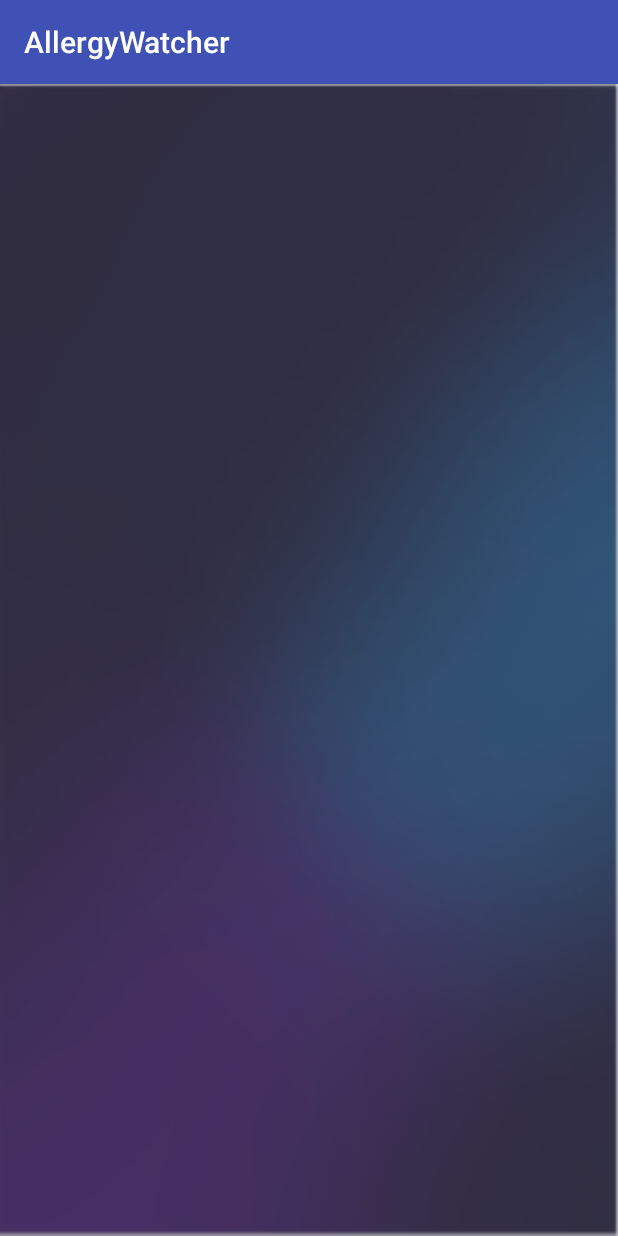
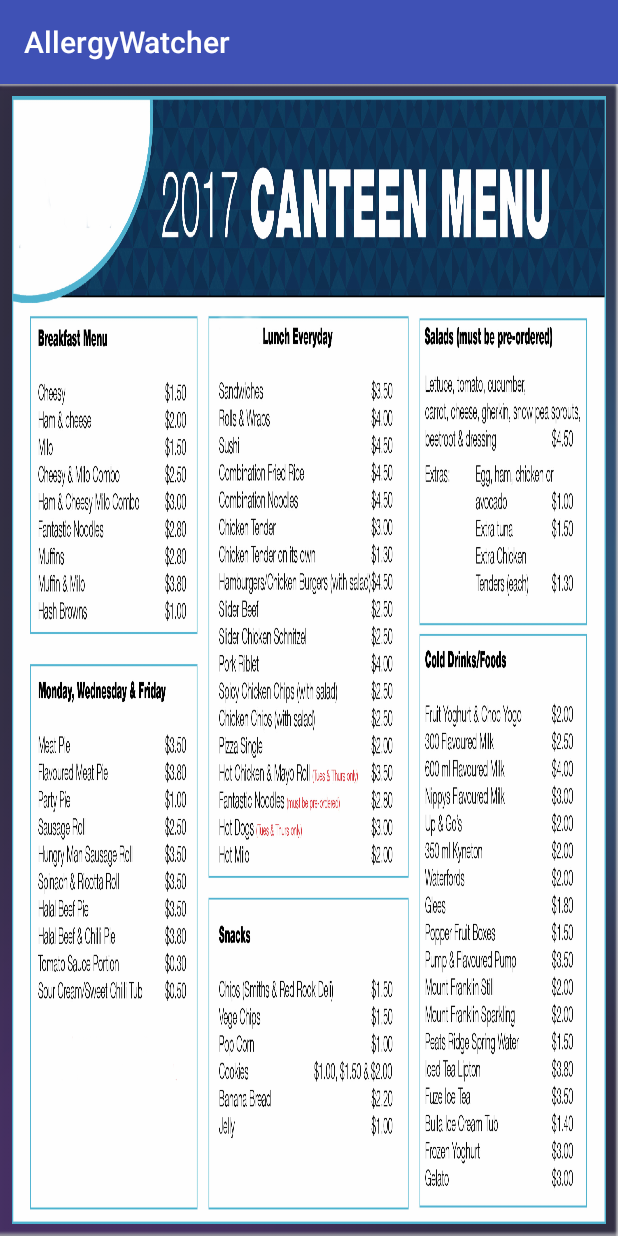
Before and after one commit to owenDevEirePersonal/AllergyWatcher, an Android app: the OrderFoodActivity screen opened directly, with no data from a screen before it, on a phone screen of 412 x 824 dp. Run offline under Robolectric (Android 15) with nearby library versions, the phone set to English and light mode, and no system bars.

Commit message:
<Added Visual Aids to Voice Ordering> Added visual aids to the Voice OrderFoodActivity, so that the app normally displays the canteen menu and will then display a picture of the food the user is ordering when they are ordering food.
 +Added foodImageView to OrderFoodActivity

 #Fixed a bug where the dialogue would reset to ordering food if it asked the user to repeat themselves when confirming an order.

```diff
--- a/app/src/main/java/com/deveire/dev/allergywatcher/OrderFoodActivity.java
+++ b/app/src/main/java/com/deveire/dev/allergywatcher/OrderFoodActivity.java
@@ -63,8 +63,13 @@ public class OrderFoodActivity extends AppCompatActivity implements DownloadCall
 
     private SharedPreferences savedData;
 
+    private ImageView foodImage;
 
     private boolean hasState;
+
+    private Timer resetImageTimer;
+    private TimerTask resetImageTimerTask;
+
 
     private TextToSpeech toSpeech;
     private String speechInText;
@@ -182,10 +187,17 @@ public class OrderFoodActivity extends AppCompatActivity implements DownloadCall
         setContentView(R.layout.activity_order_food);
         // Obtain the SupportMapFragment and get notified when the map is ready to be used.
 
-
-
-
-
+        foodImage = (ImageView) findViewById(R.id.foodImageView);
+
+        resetImageTimer = new Timer("ResetImageTimer");
+        resetImageTimerTask = new TimerTask()
+        {
+            @Override
+            public void run()
+            {
+                foodImage.setImageResource(R.drawable.menu_ad);
+            }
+        };
 
         /*scanKegButton.setOnClickListener(new View.OnClickListener()
         {
@@ -612,6 +624,7 @@ public class OrderFoodActivity extends AppCompatActivity implements DownloadCall
                     {
                         toSpeech.speak("No Response Detected, aborting order.", TextToSpeech.QUEUE_FLUSH, null, null);
                     }
+                    foodImage.setImageResource(R.drawable.menu_ad);
                     break;
             case SpeechRecognizer.ERROR_NETWORK_TIMEOUT: Log.e("Recog", "NETWORK TIMEOUT ERROR"); break;
             case SpeechRecognizer.ERROR_NETWORK: Log.e("Recog", "TIMEOUT ERROR"); break;
@@ -641,7 +654,7 @@ public class OrderFoodActivity extends AppCompatActivity implements DownloadCall
                     {
                         Log.i("Recog", "Unrecongised response: " + response);
                         pingingRecogFor = pingingRecogFor_Confirmation;
-                        toSpeech.speak("Can you please repeat that?", TextToSpeech.QUEUE_FLUSH, null, "Order");
+                        toSpeech.speak("Can you please repeat that?", TextToSpeech.QUEUE_FLUSH, null, "ConfirmOrder");
                     }
                     else
                     {
@@ -650,17 +663,19 @@ public class OrderFoodActivity extends AppCompatActivity implements DownloadCall
                         {
                             pingingRecogFor = pingingRecogFor_Nothing;
                             toSpeech.speak("Order Confirmed.", TextToSpeech.QUEUE_FLUSH, null, null);
+                            foodImage.setImageResource(R.drawable.menu_ad);
                         }
                         else if(response.matches("No"))
                         {
                             pingingRecogFor = pingingRecogFor_Order;
                             toSpeech.speak("Order Canceled. What would you like to order instead?", TextToSpeech.QUEUE_FLUSH, null, "Order");
+                            foodImage.setImageResource(R.drawable.menu_ad);
                         }
                     }
                     break;
 
                 case pingingRecogFor_Order:
-                    phrases = new String[]{"Veggie Burger", "Beef Burgundy", "Pan Fried Chicken", "what's on the menu"};
+                    phrases = new String[]{"veggie burger", "beef burgundy", "pan fried chicken", "what's on the menu"};
                     response = sortThroughRecognizerResults(matches, phrases);
                     if(response.matches(""))
                     {
@@ -679,6 +694,13 @@ public class OrderFoodActivity extends AppCompatActivity implements DownloadCall
                         Log.i("Recog", "Order Returned: " + response);
                         pingingRecogFor = pingingRecogFor_Confirmation;
                         toSpeech.speak("You have ordered the " + response + ". Is this correct?", TextToSpeech.QUEUE_FLUSH, null, "ConfirmOrder");
+
+                        switch (response)
+                        {
+                            case "beef burgundy": foodImage.setImageResource(R.drawable.beefburgany); break;
+                            case "veggie burger": foodImage.setImageResource(R.drawable.veggie_burger); break;
+                            case "pan fried chicken": foodImage.setImageResource(R.drawable.chicken); break;
+                        }
                     }
                     break;
 
--- a/app/src/main/res/layout/activity_order_food.xml
+++ b/app/src/main/res/layout/activity_order_food.xml
@@ -8,4 +8,18 @@
     android:background="@drawable/party_app_final_background"
     tools:context="com.deveire.dev.allergywatcher.OrderFoodActivity">
 
+    <ImageView
+        android:id="@+id/foodImageView"
+        android:layout_width="0dp"
+        android:layout_height="0dp"
+        android:layout_marginBottom="8dp"
+        android:layout_marginLeft="8dp"
+        android:layout_marginRight="8dp"
+        android:layout_marginTop="8dp"
+        android:scaleType="fitXY"
+        app:layout_constraintBottom_toBottomOf="parent"
+        app:layout_constraintLeft_toLeftOf="parent"
+        app:layout_constraintRight_toRightOf="parent"
+        app:layout_constraintTop_toTopOf="parent"
+        app:srcCompat="@drawable/menu_ad"/>
 </android.support.constraint.ConstraintLayout>
```
Also changed, not shown: app/src/main/res/drawable-hdpi/menu_ad.png (added), app/src/main/res/drawable-mdpi/menu_ad.png (added), 3 other files.
